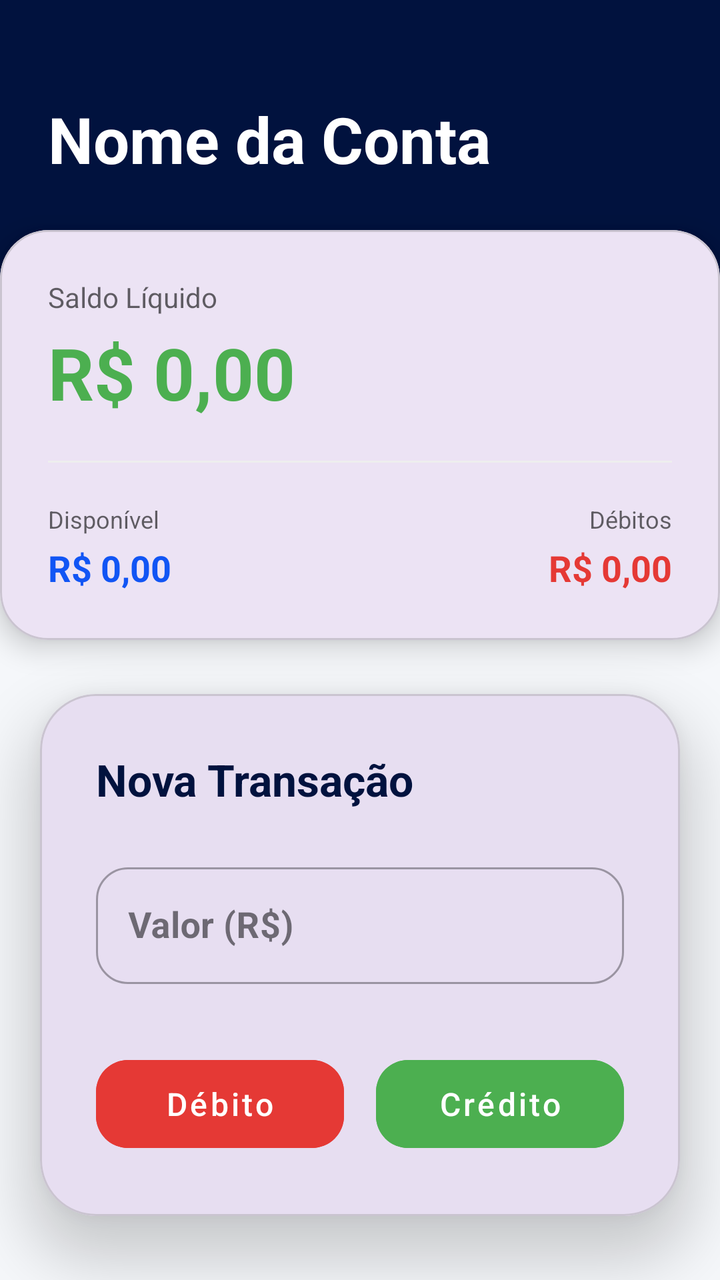
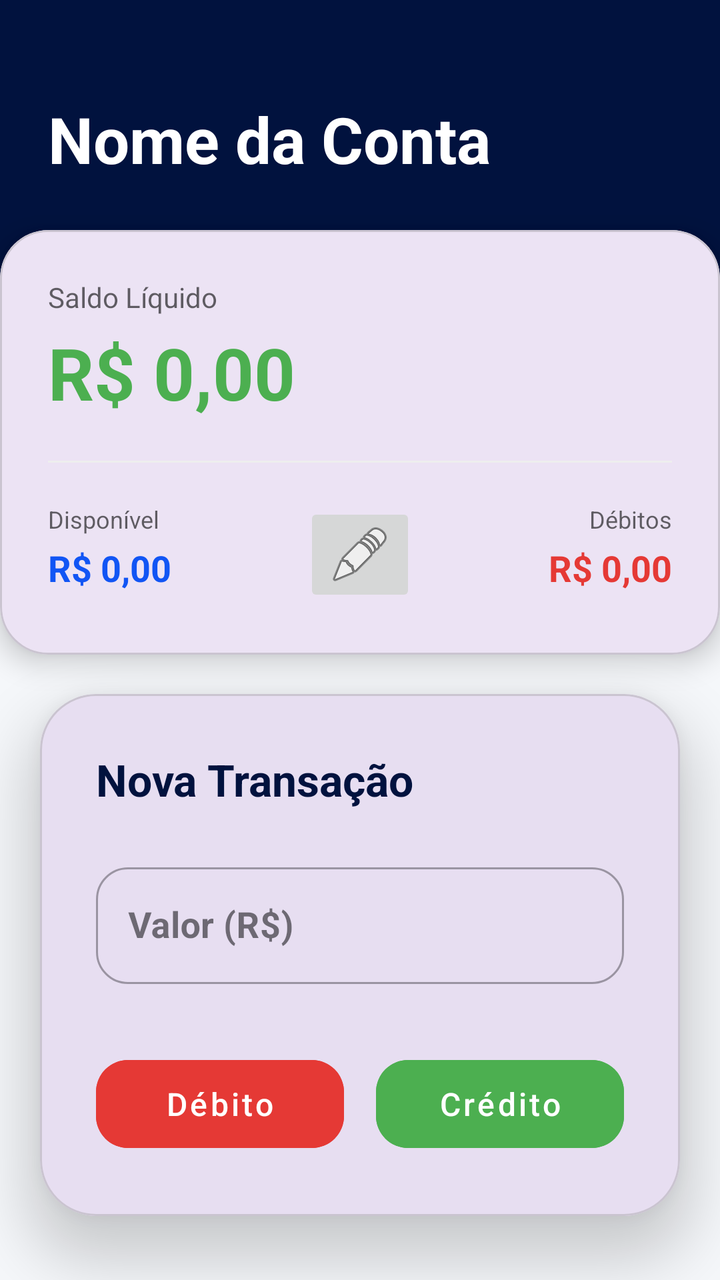

An Android layout rendered at two revisions. The XML below is the earlier revision; the diff shows what the commit changed to produce the second picture.
<!-- AndroidManifest.xml: application theme Theme.MeuControleFinaceiro -->
<!-- res/layout/fragment_fragmentbanco_aberto.xml -->
<?xml version="1.0" encoding="utf-8"?>
<androidx.constraintlayout.widget.ConstraintLayout xmlns:android="http://schemas.android.com/apk/res/android"
    xmlns:app="http://schemas.android.com/apk/res-auto"
    xmlns:tools="http://schemas.android.com/tools"
    android:layout_width="match_parent"
    android:layout_height="match_parent"
    android:background="#F5F7FA"
    android:visibility="visible"
    tools:context=".ui.bancoAberto.FragmentbancoAberto">

    
    <View
        android:id="@+id/viewHeaderBackground"
        android:layout_width="match_parent"
        android:layout_height="200dp"
        android:background="@color/azul2"
        android:visibility="visible"
        app:layout_constraintTop_toTopOf="parent" />

    <TextView
        android:id="@+id/textNomeConta"
        android:layout_width="0dp"
        android:layout_height="wrap_content"
        android:layout_marginStart="24dp"
        android:layout_marginTop="48dp"
        android:layout_marginEnd="24dp"
        android:text="Nome da Conta"
        android:textColor="@color/white"
        android:textSize="32sp"
        android:textStyle="bold"
        android:visibility="visible"
        app:layout_constraintEnd_toEndOf="parent"
        app:layout_constraintStart_toStartOf="parent"
        app:layout_constraintTop_toTopOf="parent" />

    
    <com.google.android.material.card.MaterialCardView
        android:id="@+id/cardInfo"
        android:layout_width="match_parent"
        android:layout_height="wrap_content"
        android:layout_marginTop="24dp"
        android:visibility="visible"
        app:cardCornerRadius="24dp"
        app:cardElevation="8dp"
        app:layout_constraintTop_toBottomOf="@id/textNomeConta"
        tools:layout_editor_absoluteX="20dp"
        tools:visibility="visible">

        <androidx.constraintlayout.widget.ConstraintLayout
            android:layout_width="match_parent"
            android:layout_height="wrap_content"
            android:padding="24dp">

            <TextView
                android:id="@+id/textView4"
                android:layout_width="wrap_content"
                android:layout_height="wrap_content"
                android:alpha="0.6"
                android:text="Saldo Líquido"
                android:textColor="@color/black"
                android:textSize="14sp"
                app:layout_constraintStart_toStartOf="parent"
                app:layout_constraintTop_toTopOf="parent" />

            <TextView
                android:id="@+id/textSaldoLiq"
                android:layout_width="wrap_content"
                android:layout_height="wrap_content"
                android:layout_marginTop="4dp"
                android:text="R$ 0,00"
                android:textColor="@color/verde"
                android:textSize="36sp"
                android:textStyle="bold"
                app:layout_constraintStart_toStartOf="parent"
                app:layout_constraintTop_toBottomOf="@id/textView4" />

            <View
                android:id="@+id/cardDivider"
                android:layout_width="match_parent"
                android:layout_height="1dp"
                android:layout_marginTop="20dp"
                android:background="#EEEEEE"
                app:layout_constraintTop_toBottomOf="@id/textSaldoLiq" />

            <LinearLayout
                android:layout_width="match_parent"
                android:layout_height="wrap_content"
                android:layout_marginTop="20dp"
                android:baselineAligned="false"
                android:orientation="horizontal"
                app:layout_constraintTop_toBottomOf="@id/cardDivider">

                <LinearLayout
                    android:layout_width="0dp"
                    android:layout_height="wrap_content"
                    android:layout_weight="1"
                    android:orientation="vertical">

                    <TextView
                        android:id="@+id/textView5"
                        android:layout_width="wrap_content"
                        android:layout_height="wrap_content"
                        android:alpha="0.6"
                        android:text="Disponível"
                        android:textColor="@color/black"
                        android:textSize="12sp" />

                    <TextView
                        android:id="@+id/textSaldoDisponivel"
                        android:layout_width="wrap_content"
                        android:layout_height="wrap_content"
                        android:layout_marginTop="4dp"
                        android:text="R$ 0,00"
                        android:textColor="@color/azul"
                        android:textSize="18sp"
                        android:textStyle="bold" />
                </LinearLayout>

                <LinearLayout
                    android:layout_width="0dp"
                    android:layout_height="wrap_content"
                    android:layout_weight="1"
                    android:gravity="end"
                    android:orientation="vertical">

                    <TextView
                        android:id="@+id/textView8"
                        android:layout_width="wrap_content"
                        android:layout_height="wrap_content"
                        android:alpha="0.6"
                        android:text="Débitos"
                        android:textColor="@color/black"
                        android:textSize="12sp" />

                    <TextView
                        android:id="@+id/textDebitos"
                        android:layout_width="wrap_content"
                        android:layout_height="wrap_content"
                        android:layout_marginTop="4dp"
                        android:text="R$ 0,00"
                        android:textColor="@color/red"
                        android:textSize="18sp"
                        android:textStyle="bold" />
                </LinearLayout>
            </LinearLayout>
        </androidx.constraintlayout.widget.ConstraintLayout>
    </com.google.android.material.card.MaterialCardView>

    
    <com.google.android.material.card.MaterialCardView
        android:id="@+id/adTrazacao"
        android:layout_width="match_parent"
        android:layout_height="wrap_content"
        android:layout_marginStart="20dp"
        android:layout_marginEnd="20dp"
        android:layout_marginBottom="32dp"
        android:visibility="visible"
        app:cardCornerRadius="28dp"
        app:cardElevation="16dp"
        app:layout_constraintBottom_toBottomOf="parent"
        app:layout_constraintEnd_toEndOf="parent"
        app:layout_constraintStart_toStartOf="parent">

        <androidx.constraintlayout.widget.ConstraintLayout
            android:layout_width="match_parent"
            android:layout_height="wrap_content"
            android:padding="28dp">

            <TextView
                android:id="@+id/textView2"
                android:layout_width="wrap_content"
                android:layout_height="wrap_content"
                android:text="@string/string_adTrazacao_title"
                android:textColor="@color/azul2"
                android:textSize="22sp"
                android:textStyle="bold"
                app:layout_constraintStart_toStartOf="parent"
                app:layout_constraintTop_toTopOf="parent" />

            <com.google.android.material.textfield.TextInputLayout
                android:id="@+id/tilValor"
                style="@style/Widget.MaterialComponents.TextInputLayout.OutlinedBox"
                android:layout_width="match_parent"
                android:layout_height="wrap_content"
                android:layout_marginTop="24dp"
                android:hint="@string/valor"
                app:boxCornerRadiusBottomEnd="16dp"
                app:boxCornerRadiusBottomStart="16dp"
                app:boxCornerRadiusTopEnd="16dp"
                app:boxCornerRadiusTopStart="16dp"
                app:layout_constraintTop_toBottomOf="@id/textView2"
                app:prefixText="R$ "
                app:prefixTextColor="@color/azul">

                <com.google.android.material.textfield.TextInputEditText
                    android:id="@+id/editTextValor"
                    android:layout_width="match_parent"
                    android:layout_height="wrap_content"
                    android:inputType="numberDecimal"
                    android:textColor="@color/black"
                    android:textSize="18sp"
                    android:textStyle="bold" />
            </com.google.android.material.textfield.TextInputLayout>

            <com.google.android.material.button.MaterialButton
                android:id="@+id/btnDebito"
                style="@style/Widget.MaterialComponents.Button.UnelevatedButton"
                android:layout_width="0dp"
                android:layout_height="56dp"
                android:layout_marginTop="32dp"
                android:layout_marginEnd="8dp"
                android:backgroundTint="@color/red"
                android:text="@string/debito"
                android:textAllCaps="false"
                android:textSize="16sp"
                app:cornerRadius="16dp"
                app:layout_constraintEnd_toStartOf="@+id/btnCredito"
                app:layout_constraintStart_toStartOf="parent"
                app:layout_constraintTop_toBottomOf="@id/tilValor" />

            <com.google.android.material.button.MaterialButton
                android:id="@+id/btnCredito"
                style="@style/Widget.MaterialComponents.Button.UnelevatedButton"
                android:layout_width="0dp"
                android:layout_height="56dp"
                android:layout_marginStart="8dp"
                android:backgroundTint="@color/verde"
                android:text="@string/credito"
                android:textAllCaps="false"
                android:textSize="16sp"
                app:cornerRadius="16dp"
                app:layout_constraintBottom_toBottomOf="@+id/btnDebito"
                app:layout_constraintEnd_toEndOf="parent"
                app:layout_constraintStart_toEndOf="@+id/btnDebito"
                app:layout_constraintTop_toTopOf="@+id/btnDebito" />

        </androidx.constraintlayout.widget.ConstraintLayout>
    </com.google.android.material.card.MaterialCardView>

    <ProgressBar
        android:id="@+id/progressBarBancoAberto"
        style="?android:attr/progressBarStyle"
        android:layout_width="wrap_content"
        android:layout_height="wrap_content"
        android:elevation="20dp"
        android:visibility="gone"
        app:layout_constraintBottom_toBottomOf="parent"
        app:layout_constraintEnd_toEndOf="parent"
        app:layout_constraintStart_toStartOf="parent"
        app:layout_constraintTop_toTopOf="parent" />

</androidx.constraintlayout.widget.ConstraintLayout>
<!-- resources referenced by this layout -->
<resources>
  <color name="azul">#1155F4</color>
  <color name="azul2">#01123E</color>
  <color name="black">#FF000000</color>
  <color name="red">#E53935</color>
  <color name="verde">#4CAF50</color>
  <color name="white">#FFFFFFFF</color>
  <string name="credito">Crédito</string>
  <string name="debito">Débito</string>
  <string name="string_adTrazacao_title">Nova Transação</string>
  <string name="valor">Valor (R$)</string>
  <style name="Theme.MeuControleFinaceiro" parent="Base.Theme.MeuControleFinaceiro" />
  <style name="Base.Theme.MeuControleFinaceiro" parent="Theme.Material3.DayNight.NoActionBar">
          
  
  
      </style>
</resources>

<!-- the commit's change to res/layout/fragment_fragmentbanco_aberto.xml (unified diff, before → after) -->
@@ -83,12 +83,14 @@
                 app:layout_constraintTop_toBottomOf="@id/textSaldoLiq" />
 
             <LinearLayout
+                android:id="@+id/linearLayout2"
                 android:layout_width="match_parent"
                 android:layout_height="wrap_content"
                 android:layout_marginTop="20dp"
                 android:baselineAligned="false"
                 android:orientation="horizontal"
-                app:layout_constraintTop_toBottomOf="@id/cardDivider">
+                app:layout_constraintTop_toBottomOf="@id/cardDivider"
+                tools:layout_editor_absoluteX="24dp">
 
                 <LinearLayout
                     android:layout_width="0dp"
@@ -114,7 +116,33 @@
                         android:textColor="@color/azul"
                         android:textSize="18sp"
                         android:textStyle="bold" />
+
+                    <EditText
+                        android:id="@+id/editSaldo"
+                        android:layout_width="wrap_content"
+                        android:layout_height="wrap_content"
+                        android:layout_marginBottom="16dp"
+                        android:ems="10"
+                        android:hint="@string/valor"
+                        android:inputType="number"
+                        android:visibility="gone"
+                        tools:visibility="visible" />
+
                 </LinearLayout>
+
+                <ImageButton
+                    android:id="@+id/btnConfirmarSaldo"
+                    android:layout_width="wrap_content"
+                    android:layout_height="match_parent"
+                    android:src="?android:attr/textCheckMark"
+                    android:visibility="gone"
+                    tools:visibility="visible" />
+
+                <ImageButton
+                    android:id="@+id/btnEditSaldo"
+                    android:layout_width="wrap_content"
+                    android:layout_height="wrap_content"
+                    android:src="@android:drawable/ic_menu_edit" />
 
                 <LinearLayout
                     android:layout_width="0dp"
@@ -142,7 +170,9 @@
                         android:textSize="18sp"
                         android:textStyle="bold" />
                 </LinearLayout>
+
             </LinearLayout>
+
         </androidx.constraintlayout.widget.ConstraintLayout>
     </com.google.android.material.card.MaterialCardView>
 
